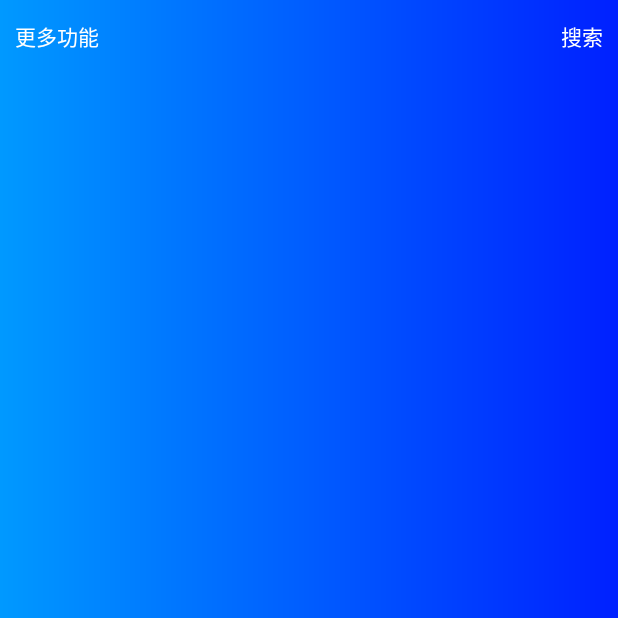
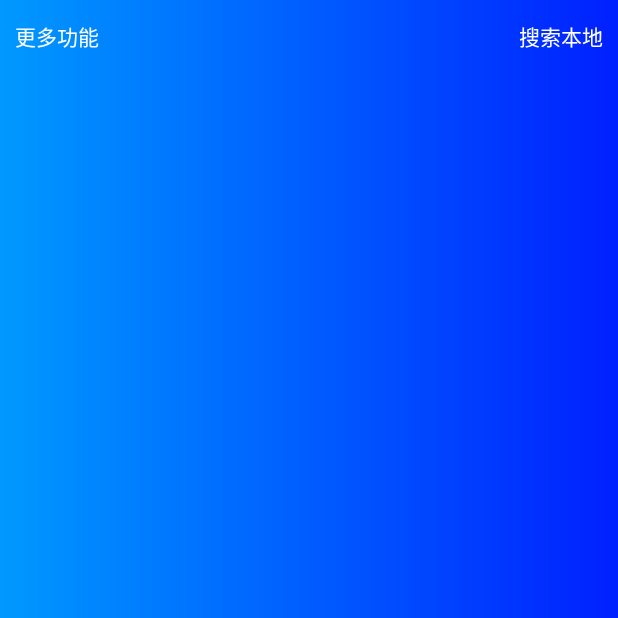
Before and after one commit to ACCEPT786/music_player, an Android app: the MainActivity screen opened directly, with no data from a screen before it, on a phone screen of 412 x 824 dp, the top half of it. Run offline under Robolectric (Android 15) with nearby library versions, the phone set to English and light mode, and no system bars.

Commit message:
web_search init

```diff
--- a/app/src/main/res/layout/mulit_menu.xml
+++ b/app/src/main/res/layout/mulit_menu.xml
@@ -34,7 +34,7 @@
                 android:layout_height="wrap_content"
                 android:layout_weight="1"
                 android:gravity="center_vertical|end"
-                android:text="@string/search"
+                android:text="@string/search_local"
                 android:layout_marginRight="10dp"
                 android:layout_marginEnd="10dp"
                 android:textColor="@color/colorWhite"
--- a/app/src/main/res/values/strings.xml
+++ b/app/src/main/res/values/strings.xml
@@ -6,7 +6,7 @@
     <string name="enter_password">请输入密码</string>
     <string name="enter_username">请输入用户名</string>
     <string name="enter_password_again">请再次输入密码</string>
-    <string name="search">搜索</string>
+    <string name="search_local">搜索本地</string>
     <string name="play">播放</string>
     <string name="pause">暂停</string>
     <string name="next">下一首</string>
```
Also changed, not shown: app/src/main/res/layout/web_search.xml (added, +20 -0 lines).
